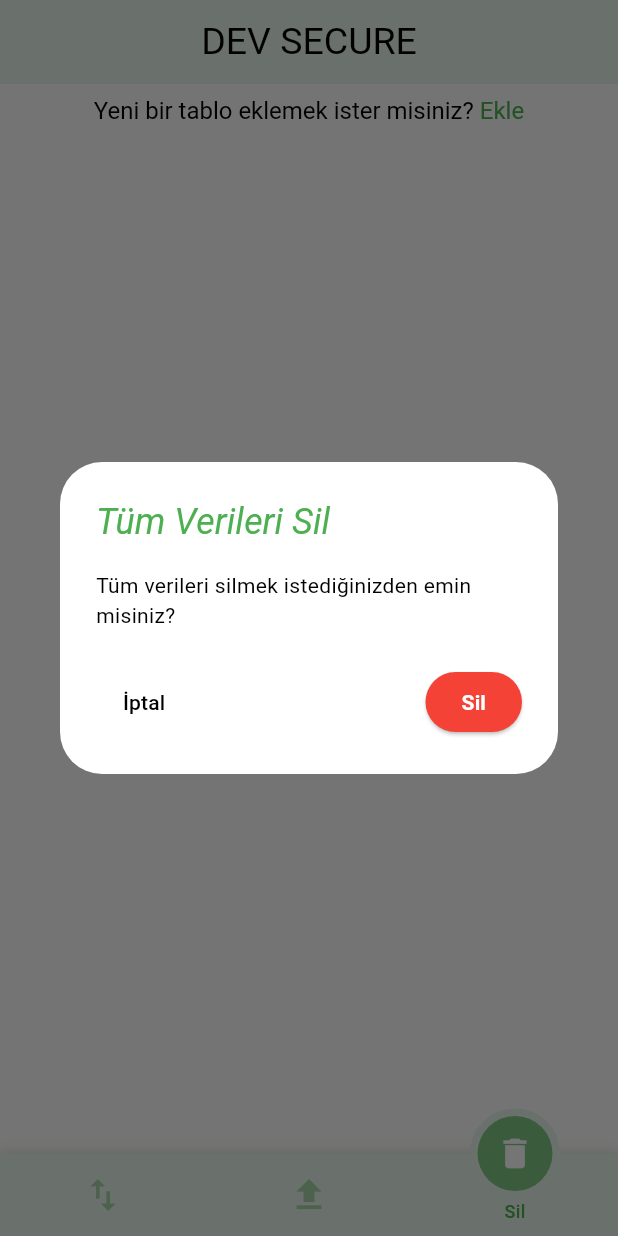
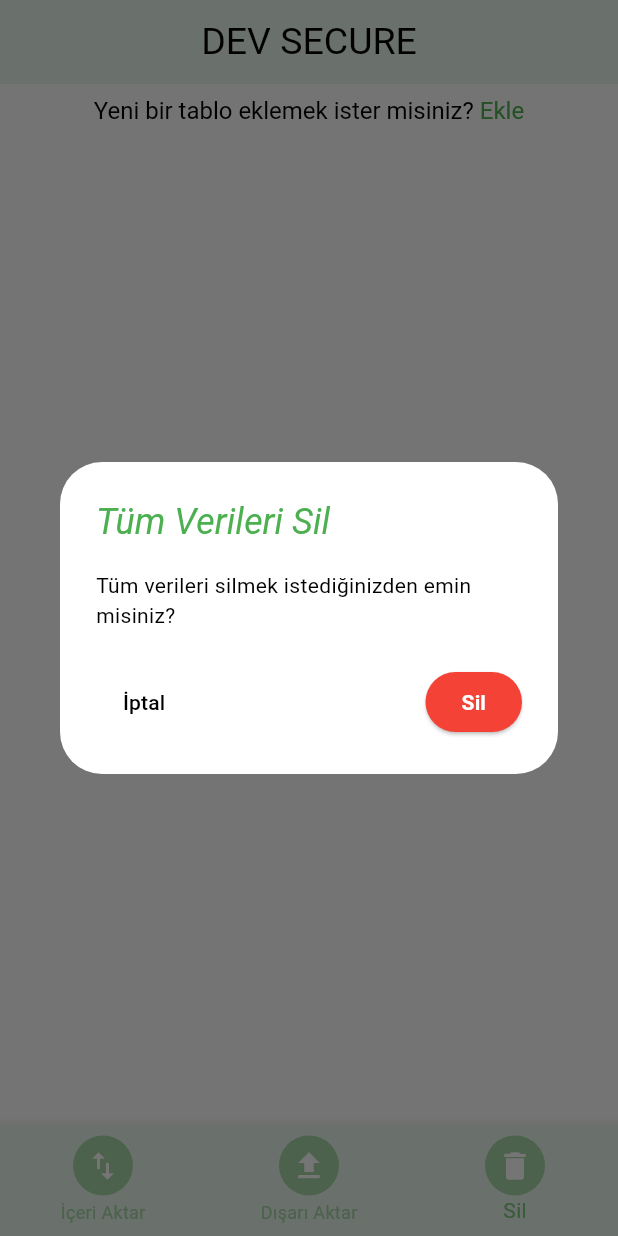
Before and after one commit to MEHMETCOBANOGLU/noteProject, a Flutter app: the screen it shows after launch, item 3 of the bottom bar chosen, on a phone screen of 412 x 824 dp. Run offline on Flutter 3.47's test engine with Material 3 defaults, Android fonts, the phone set to English and light mode, and no system bars; our stand-ins replace device_info_plus, device_preview, file_picker, get, image_picker, motion_tab_bar and 3 more; missing offline and left inert: json2yaml; accounts and stored records are empty; Roboto replaces fonts that are missing (Poppins).

```diff
--- a/lib/data/database.dart
+++ b/lib/data/database.dart
@@ -1,7 +1,7 @@
 import 'package:sqflite/sqflite.dart';
 import 'package:path/path.dart';
 import 'dart:io';
-import 'package:proje1/model/items.dart';
+import 'package:Tablify/model/items.dart';
 import 'package:uuid/uuid.dart';
 import 'package:device_info_plus/device_info_plus.dart';
 import 'dart:convert';
@@ -344,8 +344,8 @@ class SQLiteDatasource {
     }
   }
 
-  Future<void> createTables(Database _database) async {
-    await _database.execute('''
+  Future<void> createTables(Database database) async {
+    await database.execute('''
       CREATE TABLE IF NOT EXISTS options (
         id INTEGER PRIMARY KEY AUTOINCREMENT,
         option_text TEXT NOT NULL
--- a/lib/main.dart
+++ b/lib/main.dart
@@ -2,9 +2,9 @@ import 'package:device_preview/device_preview.dart';
 import 'package:flutter/foundation.dart';
 import 'package:flutter/material.dart';
 import 'package:get/get_navigation/src/root/get_material_app.dart';
-import 'package:proje1/const/colors.dart';
-import 'package:proje1/data/database.dart';
-import 'package:proje1/pages/home_page.dart';
+import 'package:Tablify/const/colors.dart';
+import 'package:Tablify/data/database.dart';
+import 'package:Tablify/pages/home_page.dart';
 
 void main() async {
   WidgetsFlutterBinding.ensureInitialized();
--- a/lib/pages/add_item_page.dart
+++ b/lib/pages/add_item_page.dart
@@ -1,10 +1,8 @@
-import 'package:get/get_connect/http/src/utils/utils.dart';
-import 'package:proje1/pages/aym_guide_page.dart';
+import 'package:Tablify/pages/aym_guide_page.dart';
 import 'package:path_provider/path_provider.dart';
 import 'package:image_picker/image_picker.dart';
-import 'package:proje1/data/database.dart';
+import 'package:Tablify/data/database.dart';
 import 'package:json2yaml/json2yaml.dart';
-import 'package:image/image.dart' as img;
 import 'package:flutter/services.dart';
 import 'package:flutter/material.dart';
 import '../utility/list_box.dart';
--- a/lib/pages/home_page.dart
+++ b/lib/pages/home_page.dart
@@ -3,9 +3,9 @@ import 'package:flutter/gestures.dart';
 import 'package:flutter/material.dart';
 import 'package:motion_tab_bar/MotionTabBar.dart';
 import 'package:path_provider/path_provider.dart';
-import 'package:proje1/data/database.dart';
-import 'package:proje1/model/items.dart';
-import 'package:proje1/pages/add_item_page.dart';
+import 'package:Tablify/data/database.dart';
+import 'package:Tablify/model/items.dart';
+import 'package:Tablify/pages/add_item_page.dart';
 import 'package:share_plus/share_plus.dart';
 import '../navigation/item_list.wiev.dart';
 import 'dart:convert';
@@ -27,6 +27,7 @@ class _HomePageState extends State<HomePage>
   List<Item> _data = [];
   Map<String, bool> _localExpandedStates = {};
   late TabController _tabController;
+  int _selectedIndexTab = 0;
 
   @override
   void initState() {
@@ -97,7 +98,8 @@ class _HomePageState extends State<HomePage>
     final directory = await getApplicationDocumentsDirectory();
     String formattedDate =
         DateFormat('dd.MM.yyyy_HH.mm').format(DateTime.now());
-    final file = File('${directory.path}/data_export_$formattedDate.bin');
+    final file =
+        File('${directory.path}/Tablify_dataExport_$formattedDate.bin');
     await file.writeAsBytes(compressedData!);
     await Share.shareXFiles([XFile(file.path)],
         text: 'Here is your data export');
@@ -316,8 +318,13 @@ class _HomePageState extends State<HomePage>
                           ),
                           onPressed: () => _toggleExpandCollapse(),
                           child: Text(
-                            _allExpanded ? 'Tümünü Daralt' : 'Tümünü Genişlet',
-                            style: const TextStyle(color: Colors.green),
+                            textAlign: TextAlign.left,
+                            _allExpanded
+                                ? 'Tümünü Daralt    '
+                                : 'Tümünü Genişlet',
+                            style: const TextStyle(
+                              color: Colors.green,
+                            ),
                           )),
                     ],
                   ),
@@ -335,26 +342,53 @@ class _HomePageState extends State<HomePage>
           ),
         ],
       ),
-      bottomNavigationBar: MotionTabBar(
-        initialSelectedTab: "Sil",
-        labels: const ["İçeri Aktar", "Dışarı Aktar", "Sil"],
-        icons: const [Icons.import_export, Icons.file_upload, Icons.delete],
-        tabSize: 50,
-        tabBarHeight: 55,
-        tabIconColor: Colors.green[200],
-        tabIconSize: 28.0,
-        tabIconSelectedSize: 26.0,
-        tabSelectedColor: Colors.green[300],
-        tabIconSelectedColor: Colors.white,
-        tabBarColor: Colors.green[50],
-        textStyle: const TextStyle(
-          fontSize: 12,
-          color: Colors.green,
-          fontWeight: FontWeight.w500,
+      bottomNavigationBar: Theme(
+        data: Theme.of(context).copyWith(
+          splashColor: Colors.green[100],
         ),
-        onTabItemSelected: (int index) {
+        child: BottomNavigationBar(
+          backgroundColor: Colors.green[50],
+          selectedItemColor: Colors.green[300],
+          unselectedItemColor: Colors.green[200],
+          items: [
+            BottomNavigationBarItem(
+              icon: Container(
+                padding: EdgeInsets.all(8),
+                decoration: BoxDecoration(
+                  color: Colors.green[200],
+                  shape: BoxShape.circle,
+                ),
+                child: Icon(Icons.import_export, color: Colors.white),
+              ),
+              label: 'İçeri Aktar',
+            ),
+            BottomNavigationBarItem(
+              icon: Container(
+                padding: EdgeInsets.all(8),
+                decoration: BoxDecoration(
+                  color: Colors.green[200],
+                  shape: BoxShape.circle,
+                ),
+                child: Icon(Icons.file_upload, color: Colors.white),
+              ),
+              label: 'Dışarı Aktar',
+            ),
+            BottomNavigationBarItem(
+              icon: Container(
+                padding: EdgeInsets.all(8),
+                decoration: BoxDecoration(
+                  color: Colors.green[200],
+                  shape: BoxShape.circle,
+                ),
+                child: Icon(Icons.delete, color: Colors.white),
+              ),
+              label: 'Sil',
+            ),
+          ],
+          currentIndex: _selectedIndexTab,
+          onTap: (index) {
             setState(() {
-            _tabController.index = index;
+              _selectedIndexTab = index;
               switch (index) {
                 case 0:
                   _importData();
@@ -369,6 +403,7 @@ class _HomePageState extends State<HomePage>
             });
           },
         ),
+      ),
     );
   }
 
@@ -378,7 +413,7 @@ class _HomePageState extends State<HomePage>
       children: data.map<Widget>((Item item) {
         return Padding(
           padding: const EdgeInsets.only(
-              right: 2.0, left: 2.0, bottom: 10.0, top: 2.0),
+              right: 2.0, left: 2.0, bottom: 5.0, top: 2.0),
           child: ListItem(
             item: item,
             isGlobalExpanded: _allExpanded,
--- a/lib/utility/image_copy.dart
+++ b/lib/utility/image_copy.dart
@@ -33,7 +33,7 @@ Future<void> copyImageToClipboard(
   } catch (e) {
     print("Error copying image: $e");
     ScaffoldMessenger.of(context).showSnackBar(
-      SnackBar(
+      const SnackBar(
         backgroundColor: Colors.red,
         duration: Duration(seconds: 1),
         content: Text('Resim kopyalanırken bir hata oluştu.'),
```
Also changed, not shown: lib/aym/isimDilVeSecenek_duzenleyici.dart (+33 -20 lines), lib/aym/sıl.dart (+7 -4 lines), lib/navigation/item_list.wiev.dart (+59 -27 lines), lib/pages/aym_guide_page.dart (+5 -5 lines), lib/pages/edit_item_page.dart (+5 -5 lines), lib/pages/show_image_page.dart (+4 -4 lines), lib/utility/list_box.dart (+5 -5 lines), pubspec.yaml (+11 -1 lines), assets/logo.png (added), assets/logo.webp (added), assets/logo_foreground.png (added), assets/splash.png (added), pubspec.lock, 43 other files. Lines whose indentation alone changed are shown as unchanged.
